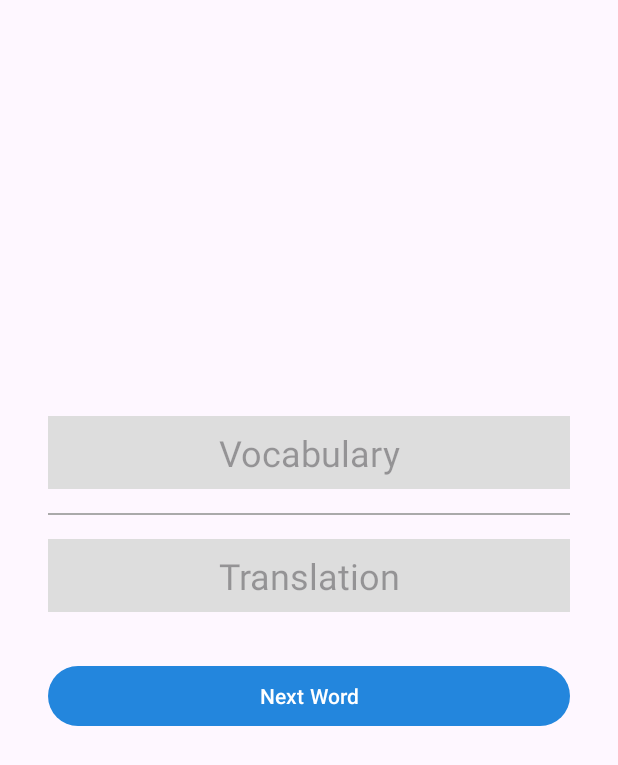
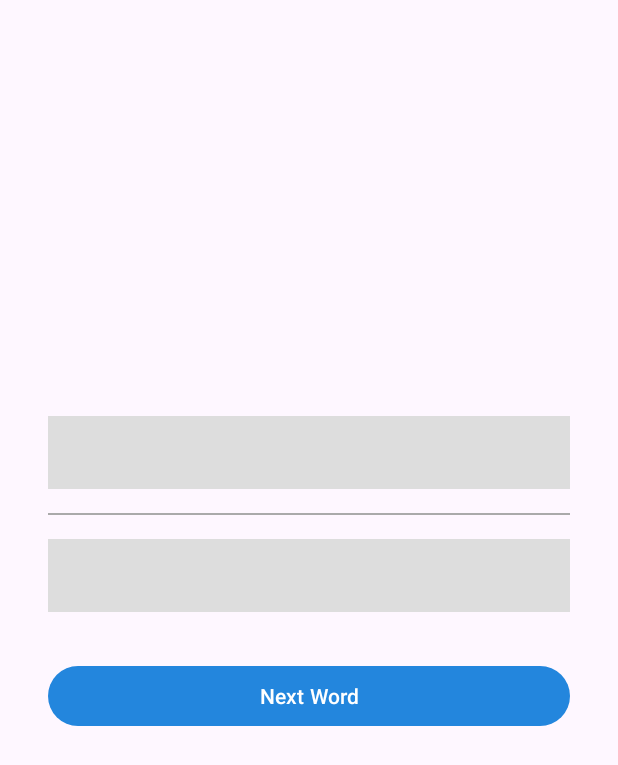
Before and after one commit to JustusvonderBeek/Vocabulary, an Android app: the layout fragment_learning.xml on its own in the app's theme, with its tools: preview values and no code run, on a phone screen of 412 x 824 dp. Shown: the top 765 px of the screen. Run offline under Robolectric (Android 15) with nearby library versions, the phone set to English and light mode, and no system bars.

Commit message:
Changed to text view and include image view

```diff
--- a/app/src/main/res/layout/fragment_learning.xml
+++ b/app/src/main/res/layout/fragment_learning.xml
@@ -27,19 +27,14 @@
             app:layout_constraintStart_toStartOf="parent"
             app:layout_constraintTop_toTopOf="parent">
 
-            <EditText
+            <TextView
                 android:id="@+id/vocabView"
                 android:layout_width="match_parent"
                 android:layout_height="wrap_content"
                 android:background="@color/vocabulary_gray"
-                android:focusable="false"
-                android:focusableInTouchMode="false"
-                android:hint="Vocabulary"
-                android:inputType="text"
                 android:padding="8dp"
                 android:text="@={learningVM.learningVocabulary}"
-                android:textAlignment="center"
-                android:textSize="24sp" />
+                style="@style/LearningTextViewStyle" />
 
             <View
                 android:id="@+id/vocabDivider"
@@ -49,21 +44,16 @@
                 android:layout_marginBottom="16dp"
                 android:background="@android:color/darker_gray" />
 
-            <EditText
+            <TextView
                 android:id="@+id/translateView"
                 android:layout_width="match_parent"
                 android:layout_height="wrap_content"
                 android:layout_marginBottom="32dp"
                 android:autofillHints="Vocabulary"
                 android:background="@color/vocabulary_gray"
-                android:focusable="false"
-                android:focusableInTouchMode="false"
-                android:hint="Translation"
-                android:inputType="text"
                 android:padding="8dp"
                 android:text="@={learningVM.translateVocabulary}"
-                android:textAlignment="center"
-                android:textSize="24sp" />
+                style="@style/LearningTextViewStyle" />
 
             <com.google.android.material.button.MaterialButton
                 android:id="@+id/nextButton"
@@ -79,6 +69,13 @@
                 android:layout_marginTop="16dp"
                 android:text="@{learningVM.progress}"
                 android:textAlignment="center" />
+
+            <ImageView
+                android:id="@+id/wordImage"
+                android:layout_width="match_parent"
+                android:layout_height="wrap_content"
+                />
+
         </LinearLayout>
 
     </androidx.constraintlayout.widget.ConstraintLayout>
```
